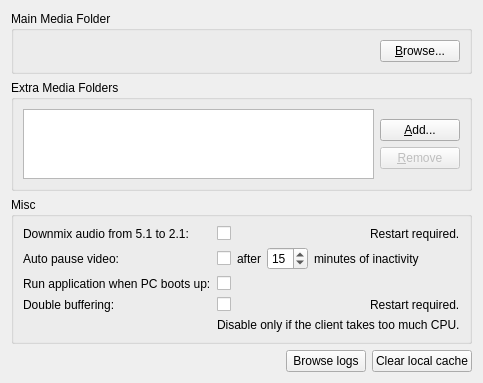
Old version of the form client/src/ui/widgets/settings/general_preferences_widget.ui in the repository networkoptix/nx_open.
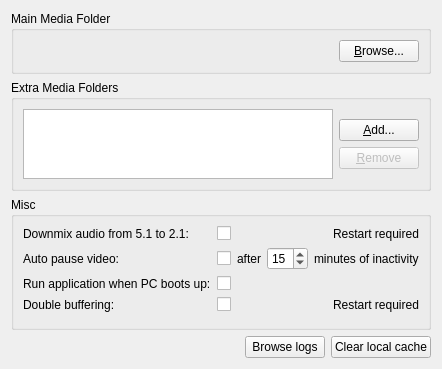
New version of the form. Custom widgets are drawn as their Qt base class.

```diff
--- a/client/src/ui/widgets/settings/general_preferences_widget.ui
+++ b/client/src/ui/widgets/settings/general_preferences_widget.ui
@@ -137,7 +137,7 @@
         <item>
          <widget class="QLabel" name="downmixWarningLabel">
           <property name="text">
-           <string>Restart required.</string>
+           <string>Restart required</string>
           </property>
          </widget>
         </item>
@@ -252,7 +252,7 @@
         <item>
          <widget class="QLabel" name="doubleBufferRestartLabel">
           <property name="text">
-           <string>Restart required.</string>
+           <string>Restart required</string>
           </property>
          </widget>
         </item>
@@ -272,11 +272,7 @@
        </spacer>
       </item>
       <item row="4" column="1">
-       <widget class="QLabel" name="doubleBufferWarningLabel">
-        <property name="text">
-         <string>Disable only if the client takes too much CPU.</string>
-        </property>
-       </widget>
+       <widget class="QnWordWrappedLabel" name="doubleBufferWarningLabel" native="true"/>
       </item>
      </layout>
     </widget>
@@ -314,6 +310,14 @@
    </item>
   </layout>
  </widget>
+ <customwidgets>
+  <customwidget>
+   <class>QnWordWrappedLabel</class>
+   <extends>QWidget</extends>
+   <header location="global">ui/widgets/word_wrapped_label.h</header>
+   <container>1</container>
+  </customwidget>
+ </customwidgets>
  <tabstops>
   <tabstop>browseMainMediaFolderButton</tabstop>
   <tabstop>extraMediaFoldersList</tabstop>
```
